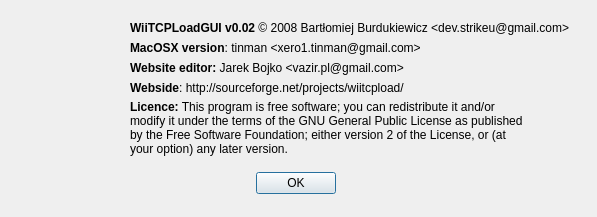
Old version of the form c++/forms/about.ui in the repository dev-0x7C6/qwiiload.
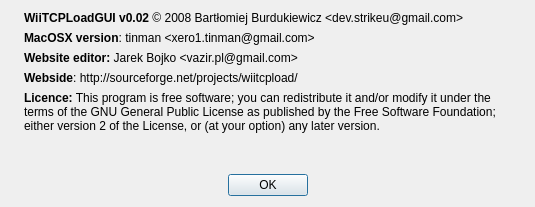
New version of the form. Icons and pictures are not drawn.

What changed in the file:
```diff
--- a/c++/forms/about.ui
+++ b/c++/forms/about.ui
@@ -5,8 +5,8 @@
    <rect>
     <x>0</x>
     <y>0</y>
-    <width>597</width>
-    <height>217</height>
+    <width>535</width>
+    <height>207</height>
    </rect>
   </property>
   <property name="windowTitle" >
@@ -15,14 +15,14 @@
   <property name="windowIcon" >
    <iconset resource="../resource.qrc" >:/actions/icons/actions/console.png</iconset>
   </property>
+  <layout class="QGridLayout" >
+   <item rowspan="5" row="0" column="0" >
   <widget class="QLabel" name="label" >
-   <property name="geometry" >
-    <rect>
-     <x>10</x>
-     <y>10</y>
-     <width>128</width>
-     <height>128</height>
-    </rect>
+     <property name="sizePolicy" >
+      <sizepolicy vsizetype="Maximum" hsizetype="Maximum" >
+       <horstretch>0</horstretch>
+       <verstretch>0</verstretch>
+      </sizepolicy>
    </property>
    <property name="text" >
     <string/>
@@ -34,79 +34,76 @@
     <cstring>label</cstring>
    </property>
   </widget>
-  <widget class="QLabel" name="label_2" >
-   <property name="geometry" >
-    <rect>
-     <x>130</x>
-     <y>40</y>
-     <width>461</width>
-     <height>16</height>
-    </rect>
-   </property>
-   <property name="text" >
-    <string>&lt;html>&lt;head>&lt;meta name="qrichtext" content="1" />&lt;style type="text/css">
-p, li { white-space: pre-wrap; }
-&lt;/style>&lt;/head>&lt;body style=" font-family:'Sans Serif'; font-size:9pt; font-weight:400; font-style:normal;">
-&lt;p style=" margin-top:0px; margin-bottom:0px; margin-left:0px; margin-right:0px; -qt-block-indent:0; text-indent:0px;">&lt;span style=" font-weight:600;">MacOSX version&lt;/span>: tinman &amp;lt;xero1.tinman@gmail.com&amp;gt;&lt;/p>&lt;/body>&lt;/html></string>
-   </property>
-  </widget>
-  <widget class="QLabel" name="label_6" >
-   <property name="geometry" >
-    <rect>
-     <x>130</x>
-     <y>80</y>
-     <width>451</width>
-     <height>16</height>
-    </rect>
-   </property>
-   <property name="text" >
-    <string>&lt;html>&lt;head>&lt;meta name="qrichtext" content="1" />&lt;style type="text/css">
-p, li { white-space: pre-wrap; }
-&lt;/style>&lt;/head>&lt;body style=" font-family:'Sans Serif'; font-size:9pt; font-weight:400; font-style:normal;">
-&lt;p style=" margin-top:0px; margin-bottom:0px; margin-left:0px; margin-right:0px; -qt-block-indent:0; text-indent:0px;">&lt;span style=" font-weight:600;">Webside&lt;/span>: http://sourceforge.net/projects/wiitcpload/&lt;/p>&lt;/body>&lt;/html></string>
-   </property>
-  </widget>
+   </item>
+   <item row="0" column="1" >
+    <layout class="QHBoxLayout" >
+     <item>
   <widget class="QLabel" name="label_9" >
-   <property name="geometry" >
-    <rect>
-     <x>130</x>
-     <y>20</y>
-     <width>461</width>
-     <height>16</height>
-    </rect>
-   </property>
    <property name="text" >
     <string>&lt;html>&lt;head>&lt;meta name="qrichtext" content="1" />&lt;style type="text/css">
 p, li { white-space: pre-wrap; }
 &lt;/style>&lt;/head>&lt;body style=" font-family:'Sans Serif'; font-size:9pt; font-weight:400; font-style:normal;">
 &lt;p style=" margin-top:0px; margin-bottom:0px; margin-left:0px; margin-right:0px; -qt-block-indent:0; text-indent:0px;">&lt;span style=" font-weight:600;">WiiTCPLoadGUI v0.02&lt;/span> © 2008 Bartłomiej Burdukiewicz &amp;lt;dev.strikeu@gmail.com&amp;gt;&lt;/p>&lt;/body>&lt;/html></string>
    </property>
-  </widget>
+       <property name="alignment" >
+        <set>Qt::AlignLeading|Qt::AlignLeft|Qt::AlignVCenter</set>
+       </property>
+      </widget>
+     </item>
+    </layout>
+   </item>
+   <item row="1" column="1" >
+    <layout class="QHBoxLayout" >
+     <item>
+      <widget class="QLabel" name="label_2" >
+       <property name="text" >
+        <string>&lt;html>&lt;head>&lt;meta name="qrichtext" content="1" />&lt;style type="text/css">
+p, li { white-space: pre-wrap; }
+&lt;/style>&lt;/head>&lt;body style=" font-family:'Sans Serif'; font-size:9pt; font-weight:400; font-style:normal;">
+&lt;p style=" margin-top:0px; margin-bottom:0px; margin-left:0px; margin-right:0px; -qt-block-indent:0; text-indent:0px;">&lt;span style=" font-weight:600;">MacOSX version&lt;/span>: tinman &amp;lt;xero1.tinman@gmail.com&amp;gt;&lt;/p>&lt;/body>&lt;/html></string>
+       </property>
+       <property name="alignment" >
+        <set>Qt::AlignLeading|Qt::AlignLeft|Qt::AlignVCenter</set>
+       </property>
+      </widget>
+     </item>
+    </layout>
+   </item>
+   <item row="2" column="1" >
+    <layout class="QHBoxLayout" >
+     <item>
   <widget class="QLabel" name="label_4" >
-   <property name="geometry" >
-    <rect>
-     <x>130</x>
-     <y>60</y>
-     <width>451</width>
-     <height>16</height>
-    </rect>
-   </property>
    <property name="text" >
     <string>&lt;html>&lt;head>&lt;meta name="qrichtext" content="1" />&lt;style type="text/css">
 p, li { white-space: pre-wrap; }
 &lt;/style>&lt;/head>&lt;body style=" font-family:'Sans Serif'; font-size:9pt; font-weight:400; font-style:normal;">
 &lt;p style=" margin-top:0px; margin-bottom:0px; margin-left:0px; margin-right:0px; -qt-block-indent:0; text-indent:0px;">&lt;span style=" font-weight:600;">Website editor:&lt;/span> Jarek Bojko &amp;lt;vazir.pl@gmail.com&amp;gt;&lt;/p>&lt;/body>&lt;/html></string>
    </property>
-  </widget>
+       <property name="alignment" >
+        <set>Qt::AlignLeading|Qt::AlignLeft|Qt::AlignVCenter</set>
+       </property>
+      </widget>
+     </item>
+    </layout>
+   </item>
+   <item row="3" column="1" >
+    <layout class="QHBoxLayout" >
+     <item>
+      <widget class="QLabel" name="label_6" >
+       <property name="text" >
+        <string>&lt;html>&lt;head>&lt;meta name="qrichtext" content="1" />&lt;style type="text/css">
+p, li { white-space: pre-wrap; }
+&lt;/style>&lt;/head>&lt;body style=" font-family:'Sans Serif'; font-size:9pt; font-weight:400; font-style:normal;">
+&lt;p style=" margin-top:0px; margin-bottom:0px; margin-left:0px; margin-right:0px; -qt-block-indent:0; text-indent:0px;">&lt;span style=" font-weight:600;">Webside&lt;/span>: http://sourceforge.net/projects/wiitcpload/&lt;/p>&lt;/body>&lt;/html></string>
+       </property>
+      </widget>
+     </item>
+    </layout>
+   </item>
+   <item row="4" column="1" >
+    <layout class="QHBoxLayout" >
+     <item>
   <widget class="QLabel" name="label_3" >
-   <property name="geometry" >
-    <rect>
-     <x>130</x>
-     <y>100</y>
-     <width>401</width>
-     <height>71</height>
-    </rect>
-   </property>
    <property name="text" >
     <string>&lt;html>&lt;head>&lt;meta name="qrichtext" content="1" />&lt;style type="text/css">
 p, li { white-space: pre-wrap; }
@@ -126,24 +123,45 @@
     <set>Qt::NoTextInteraction</set>
    </property>
   </widget>
-  <widget class="QWidget" name="layoutWidget" >
-   <property name="geometry" >
-    <rect>
-     <x>0</x>
-     <y>170</y>
-     <width>591</width>
-     <height>26</height>
-    </rect>
-   </property>
+     </item>
+    </layout>
+   </item>
+   <item row="5" column="0" colspan="2" >
    <layout class="QGridLayout" >
     <item row="0" column="1" >
+      <spacer>
+       <property name="orientation" >
+        <enum>Qt::Vertical</enum>
+       </property>
+       <property name="sizeHint" >
+        <size>
+         <width>20</width>
+         <height>40</height>
+        </size>
+       </property>
+      </spacer>
+     </item>
+     <item row="1" column="0" >
+      <spacer>
+       <property name="orientation" >
+        <enum>Qt::Horizontal</enum>
+       </property>
+       <property name="sizeHint" >
+        <size>
+         <width>40</width>
+         <height>20</height>
+        </size>
+       </property>
+      </spacer>
+     </item>
+     <item row="1" column="1" >
      <widget class="QPushButton" name="confirmBtn" >
       <property name="text" >
        <string>OK</string>
       </property>
      </widget>
     </item>
-    <item row="0" column="2" >
+     <item row="1" column="2" >
      <spacer>
       <property name="orientation" >
        <enum>Qt::Horizontal</enum>
@@ -156,21 +174,9 @@
       </property>
      </spacer>
     </item>
-    <item row="0" column="0" >
-     <spacer>
-      <property name="orientation" >
-       <enum>Qt::Horizontal</enum>
-      </property>
-      <property name="sizeHint" >
-       <size>
-        <width>40</width>
-        <height>20</height>
-       </size>
-      </property>
-     </spacer>
-    </item>
-   </layout>
-  </widget>
+    </layout>
+   </item>
+  </layout>
  </widget>
  <resources>
   <include location="../resource.qrc" />
```
Lines whose indentation alone changed are shown as unchanged.
